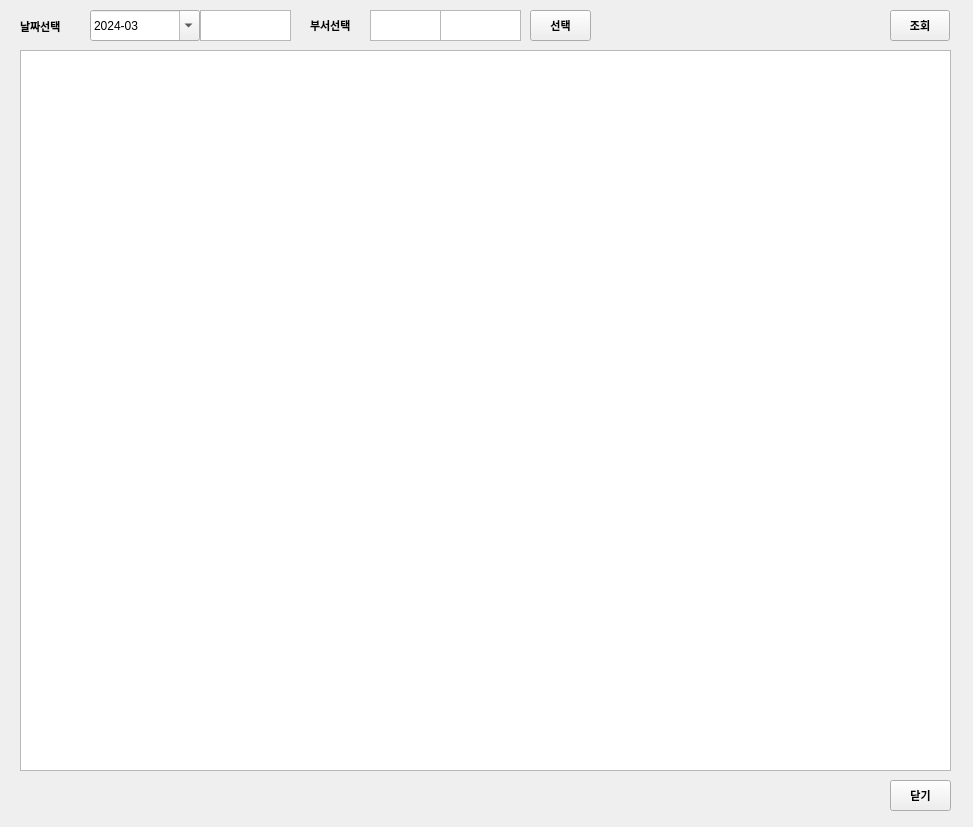
This is overtime_v1.1/ui/dept_ref.ui in RaineyLee/overtime as Qt 5 draws it before an edit. The edited form follows.
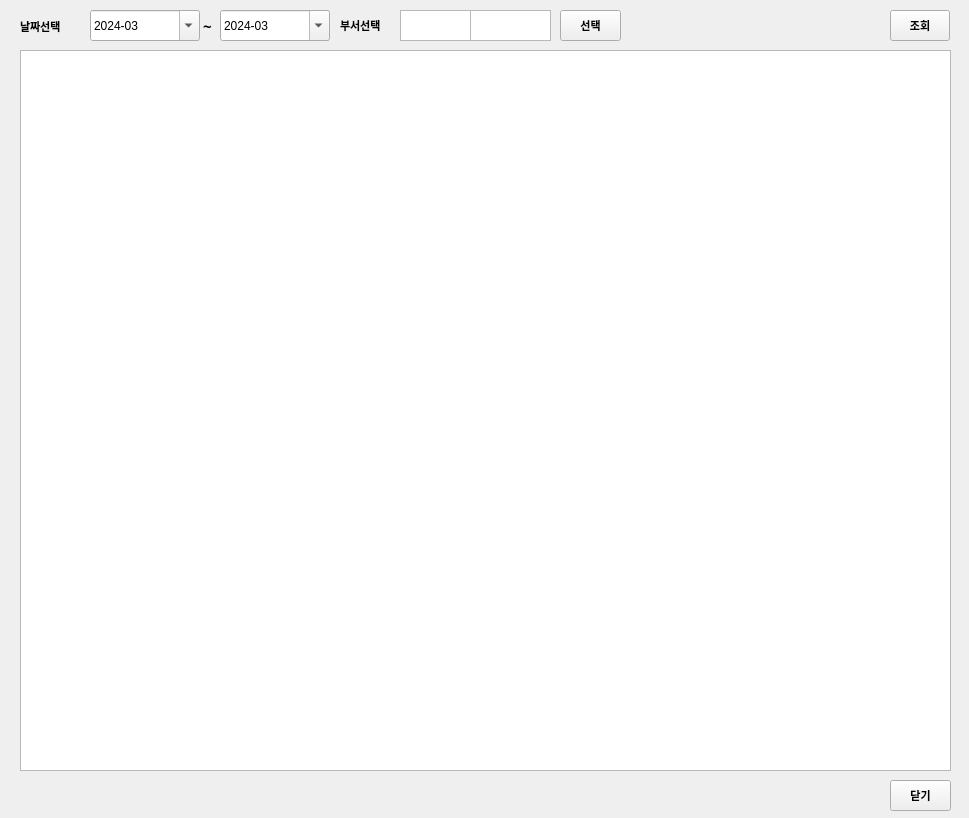
This is the edited form.

Diff of the .ui file:
```diff
--- a/overtime_v1.1/ui/dept_ref.ui
+++ b/overtime_v1.1/ui/dept_ref.ui
@@ -6,8 +6,8 @@
    <rect>
     <x>0</x>
     <y>0</y>
-    <width>973</width>
-    <height>827</height>
+    <width>969</width>
+    <height>818</height>
    </rect>
   </property>
   <property name="windowTitle">
@@ -16,7 +16,7 @@
   <widget class="QPushButton" name="btn_select_dept">
    <property name="geometry">
     <rect>
-     <x>530</x>
+     <x>560</x>
      <y>10</y>
      <width>61</width>
      <height>31</height>
@@ -166,7 +166,7 @@
   <widget class="QLabel" name="lbl_select_file_2">
    <property name="geometry">
     <rect>
-     <x>310</x>
+     <x>340</x>
      <y>10</y>
      <width>61</width>
      <height>30</height>
@@ -187,7 +187,7 @@
   <widget class="QTextEdit" name="txt_dept_id">
    <property name="geometry">
     <rect>
-     <x>370</x>
+     <x>400</x>
      <y>10</y>
      <width>71</width>
      <height>31</height>
@@ -197,34 +197,57 @@
   <widget class="QTextEdit" name="txt_dept_name">
    <property name="geometry">
     <rect>
-     <x>440</x>
+     <x>470</x>
      <y>10</y>
      <width>81</width>
      <height>31</height>
     </rect>
    </property>
   </widget>
-  <widget class="QTextEdit" name="txt_date">
-   <property name="enabled">
-    <bool>true</bool>
-   </property>
+  <widget class="QLabel" name="label">
    <property name="geometry">
     <rect>
-     <x>200</x>
+     <x>203</x>
      <y>10</y>
-     <width>91</width>
+     <width>16</width>
      <height>31</height>
     </rect>
    </property>
    <property name="font">
     <font>
      <family>맑은 고딕</family>
+     <pointsize>11</pointsize>
      <weight>75</weight>
      <bold>true</bold>
-     <kerning>false</kerning>
     </font>
    </property>
-   <property name="readOnly">
+   <property name="text">
+    <string>~</string>
+   </property>
+  </widget>
+  <widget class="QDateEdit" name="to_date">
+   <property name="geometry">
+    <rect>
+     <x>220</x>
+     <y>10</y>
+     <width>110</width>
+     <height>31</height>
+    </rect>
+   </property>
+   <property name="dateTime">
+    <datetime>
+     <hour>0</hour>
+     <minute>0</minute>
+     <second>0</second>
+     <year>2024</year>
+     <month>3</month>
+     <day>1</day>
+    </datetime>
+   </property>
+   <property name="displayFormat">
+    <string>yyyy-MM</string>
+   </property>
+   <property name="calendarPopup">
     <bool>true</bool>
    </property>
   </widget>
```
Left out of the diff: 2 changed lines with no effect on the pictures.
